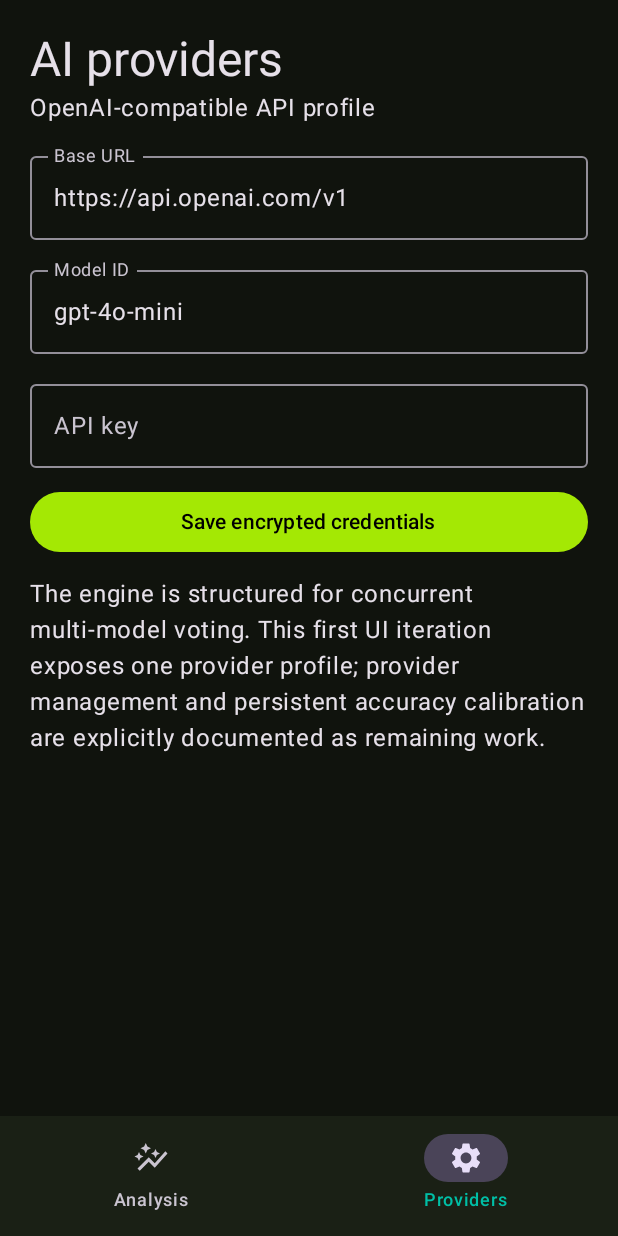
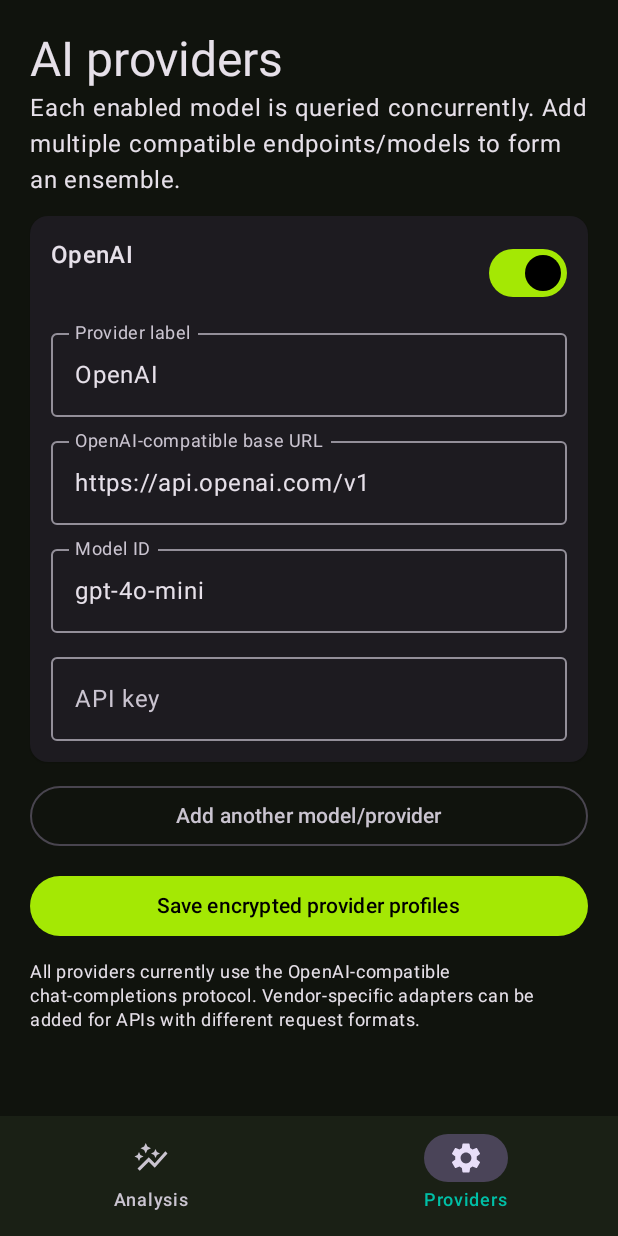
Before and after one commit to casndrih/CNCryto, an Android app built with Jetpack Compose: the screen it shows after launch (MainActivity), item 2 of the bottom bar chosen, on a phone screen of 412 x 824 dp. Run offline under Robolectric (Android 15) with nearby library versions, the phone set to English and light mode, and no system bars; 1 statement that could not run was skipped.

Commit message:
Add multi-provider configuration and parallel ensemble UI

```diff
--- a/app/src/main/java/com/cndrih/cncryto/MainActivity.kt
+++ b/app/src/main/java/com/cndrih/cncryto/MainActivity.kt
@@ -4,6 +4,7 @@ import androidx.activity.ComponentActivity
 import androidx.activity.compose.setContent
 import androidx.compose.foundation.layout.*
 import androidx.compose.foundation.lazy.LazyColumn
+import androidx.compose.foundation.lazy.itemsIndexed
 import androidx.compose.material.icons.Icons
 import androidx.compose.material.icons.filled.AutoGraph
 import androidx.compose.material.icons.filled.Settings
@@ -17,54 +18,65 @@ import kotlinx.coroutines.launch
 
 private val Lime=Color(0xFFA4E804)
 private val Dark=darkColorScheme(primary=Lime,onPrimary=Color.Black,secondary=Color(0xFF00BFA6),background=Color(0xFF10130D),surface=Color(0xFF1A2015))
+private data class ProviderDraft(val id:Int,val name:String,val endpoint:String,val model:String,val key:String,val enabled:Boolean=true)
 class MainActivity:ComponentActivity(){
  override fun onCreate(savedInstanceState:Bundle?){super.onCreate(savedInstanceState)
   val vault=ProviderVault(this)
   setContent { MaterialTheme(colorScheme=Dark) {
    var tab by remember { mutableIntStateOf(0) }
    var symbol by remember { mutableStateOf("BTCUSDT") }
-   var endpoint by remember { mutableStateOf("https://api.openai.com/v1") }
-   var model by remember { mutableStateOf("gpt-4o-mini") }
-   var key by remember { mutableStateOf("") }
+   var profiles by remember { mutableStateOf(listOf(ProviderDraft(1,"OpenAI","https://api.openai.com/v1","gpt-4o-mini",""))) }
+   var nextId by remember { mutableIntStateOf(2) }
    var output by remember { mutableStateOf<EnsembleResult?>(null) }
    var error by remember { mutableStateOf<String?>(null) }
    var busy by remember { mutableStateOf(false) }
    val scope= rememberCoroutineScope()
+   fun update(id:Int,change:(ProviderDraft)->ProviderDraft){profiles=profiles.map{if(it.id==id)change(it) else it}}
    Scaffold(bottomBar={NavigationBar(containerColor=Dark.surface){
     NavigationBarItem(selected=tab==0,onClick={tab=0},icon={Icon(Icons.Default.AutoGraph,null)},label={Text("Analysis")})
     NavigationBarItem(selected=tab==1,onClick={tab=1},icon={Icon(Icons.Default.Settings,null)},label={Text("Providers")})
    }}){ pad ->
     if(tab==0) LazyColumn(Modifier.fillMaxSize().padding(pad).padding(20.dp),verticalArrangement=Arrangement.spacedBy(14.dp)){
-     item{Text("CNCryto",style=MaterialTheme.typography.headlineLarge);Text("AI market intelligence",color=Color.LightGray)}
-     item{OutlinedTextField(symbol,{symbol=it.uppercase()},label={Text("Symbol")},modifier=Modifier.fillMaxWidth())}
+     item{Text("CNCryto",style=MaterialTheme.typography.headlineLarge);Text("Multi-model market intelligence",color=Color.LightGray)}
+     item{OutlinedTextField(symbol,{symbol=it.uppercase()},label={Text("Market symbol")},modifier=Modifier.fillMaxWidth())}
      item{Button(enabled=!busy&&symbol.isNotBlank(),onClick={
-      if(key.isBlank()){error="Configure a provider API key first";return@Button}
+      val configs=profiles.filter{it.enabled&&it.key.isNotBlank()}.map{ProviderConfig(it.name,it.endpoint,it.model,it.key)}
+      if(configs.isEmpty()){error="Enable and configure at least one provider";return@Button}
       busy=true;error=null;output=null
       scope.launch{try{
-       val cfg=ProviderConfig("primary",endpoint,model,key)
-       val req=PredictionRequest(symbol,"1h","4h",listOf(cfg),MarketContext("No live OHLCV feed is connected; model must not invent market facts.",emptyList()))
+       val req=PredictionRequest(symbol,"1h","4h",configs,MarketContext("No live OHLCV feed is connected; models must not invent market facts.",emptyList()))
        output=EnsembleEngine(listOf(OpenAiCompatibleProvider()),NeutralAccuracyLedger()).predict(req)
       }catch(t:Throwable){error=t.message?: "Prediction failed"}finally{busy=false}}
-     },modifier=Modifier.fillMaxWidth()){if(busy)CircularProgressIndicator(Modifier.size(18.dp),strokeWidth=2.dp) else Text("Analyse market")}}
+     },modifier=Modifier.fillMaxWidth()){if(busy)CircularProgressIndicator(Modifier.size(18.dp),strokeWidth=2.dp) else Text("Analyse with all enabled models")}}
      if(error!=null)item{Text(error!!,color=MaterialTheme.colorScheme.error)}
      output?.let{v->item{ElevatedCard(Modifier.fillMaxWidth()){Column(Modifier.padding(16.dp),verticalArrangement=Arrangement.spacedBy(8.dp)){
       Text(v.direction.uppercase(),style=MaterialTheme.typography.headlineMedium,color=Lime)
       Text("Consensus score: %.1f / 100".format(v.score))
-      Text("Model agreement: %.0f%%".format(v.agreement*100))
-      Text("Contributors: ${v.contributors}")
+      Text("Weighted agreement: %.0f%%".format(v.agreement*100))
+      Text("Successful models: ${v.contributors}")
       Text(v.summary)
      }}}}
      item{Text("Watchlist",style=MaterialTheme.typography.titleLarge)}
      item{Text("BTCUSDT   •   ETHUSDT   •   EURUSD   •   XAUUSD",color=Color.LightGray)}
-     item{Text("No live prices or trading signals are shown until a verified market-data source is connected.",style=MaterialTheme.typography.bodySmall)}
+     item{Text("No live prices or verified trade signals are shown until a market-data source is connected.",style=MaterialTheme.typography.bodySmall)}
      item{Text("Trading involves substantial risk. AI output is not financial advice and no orders are executed.",style=MaterialTheme.typography.bodySmall,color=Color.LightGray)}
     }else LazyColumn(Modifier.fillMaxSize().padding(pad).padding(20.dp),verticalArrangement=Arrangement.spacedBy(12.dp)){
-     item{Text("AI providers",style=MaterialTheme.typography.headlineLarge);Text("OpenAI-compatible API profile")}
-     item{OutlinedTextField(endpoint,{endpoint=it},label={Text("Base URL")},modifier=Modifier.fillMaxWidth())}
-     item{OutlinedTextField(model,{model=it},label={Text("Model ID")},modifier=Modifier.fillMaxWidth())}
-     item{OutlinedTextField(key,{key=it},label={Text("API key")},modifier=Modifier.fillMaxWidth())}
-     item{Button(onClick={vault.save(endpoint,model,key)},modifier=Modifier.fillMaxWidth()){Text("Save encrypted credentials")}}
-     item{Text("The engine is structured for concurrent multi-model voting. This first UI iteration exposes one provider profile; provider management and persistent accuracy calibration are explicitly documented as remaining work.")}
+     item{Text("AI providers",style=MaterialTheme.typography.headlineLarge);Text("Each enabled model is queried concurrently. Add multiple compatible endpoints/models to form an ensemble.")}
+     itemsIndexed(profiles,key={_,p->p.id}){_,p->
+      ElevatedCard(Modifier.fillMaxWidth()){Column(Modifier.padding(14.dp),verticalArrangement=Arrangement.spacedBy(8.dp)){
+       Row(horizontalArrangement=Arrangement.SpaceBetween,modifier=Modifier.fillMaxWidth()){
+        Text(p.name,style=MaterialTheme.typography.titleMedium)
+        Row { Switch(checked=p.enabled,onCheckedChange={v->update(p.id){it.copy(enabled=v)}}); if(profiles.size>1)TextButton(onClick={profiles=profiles.filterNot{it.id==p.id}}){Text("Remove")} }
+       }
+       OutlinedTextField(p.name,{v->update(p.id){it.copy(name=v)}},label={Text("Provider label")},modifier=Modifier.fillMaxWidth(),singleLine=true)
+       OutlinedTextField(p.endpoint,{v->update(p.id){it.copy(endpoint=v)}},label={Text("OpenAI-compatible base URL")},modifier=Modifier.fillMaxWidth(),singleLine=true)
+       OutlinedTextField(p.model,{v->update(p.id){it.copy(model=v)}},label={Text("Model ID")},modifier=Modifier.fillMaxWidth(),singleLine=true)
+       OutlinedTextField(p.key,{v->update(p.id){it.copy(key=v)}},label={Text("API key")},modifier=Modifier.fillMaxWidth(),singleLine=true)
+      }}
+     }
+     item{OutlinedButton(onClick={profiles=profiles+ProviderDraft(nextId,"Provider $nextId","https://api.openai.com/v1","model-id","");nextId++},modifier=Modifier.fillMaxWidth()){Text("Add another model/provider")}}
+     item{Button(onClick={vault.save(profiles.map{ProviderConfig(it.name,it.endpoint,it.model,it.key,it.enabled)})},modifier=Modifier.fillMaxWidth()){Text("Save encrypted provider profiles")}}
+     item{Text("All providers currently use the OpenAI-compatible chat-completions protocol. Vendor-specific adapters can be added for APIs with different request formats.",style=MaterialTheme.typography.bodySmall)}
     }
    }
   }}
```
